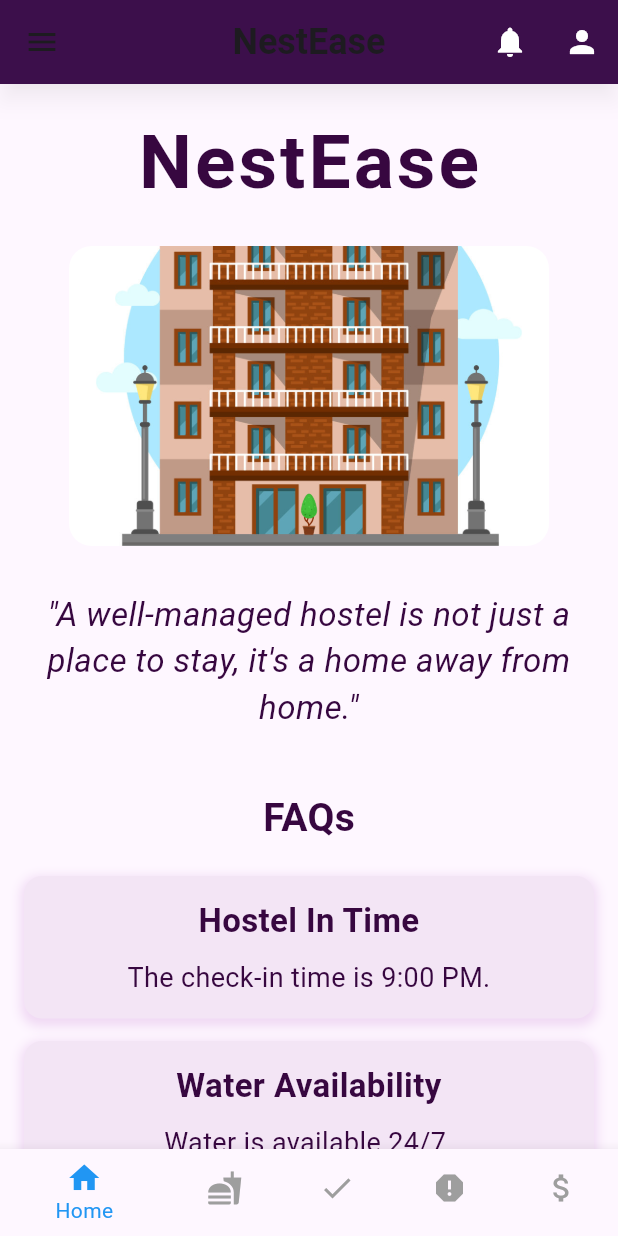
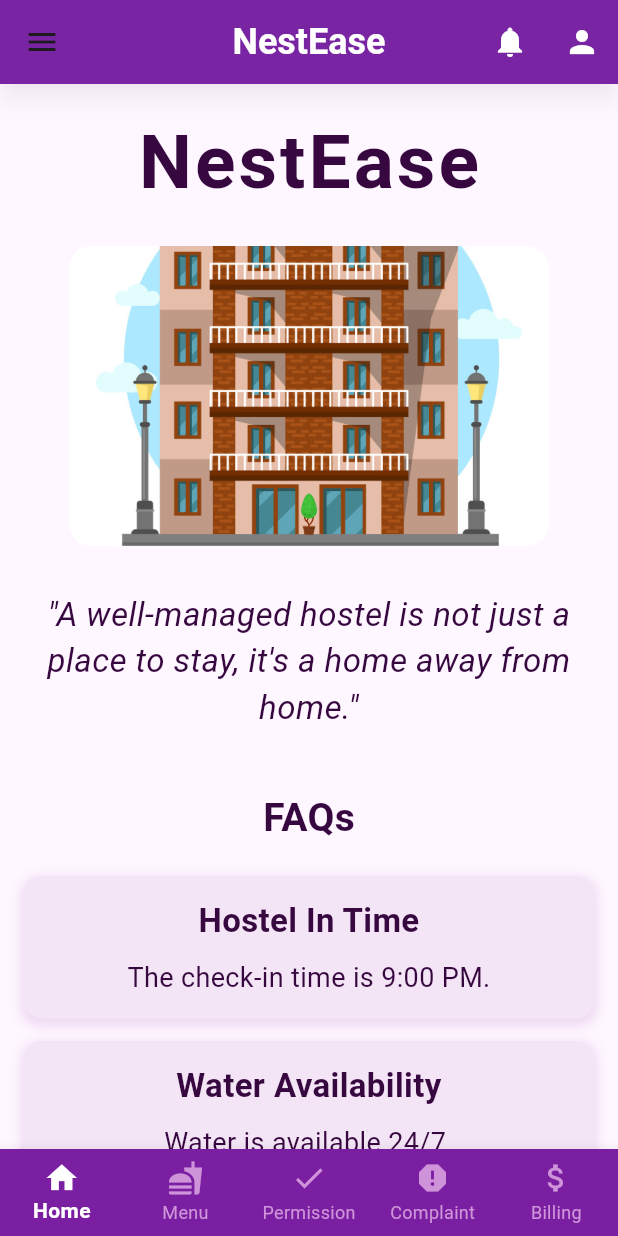
Before and after one commit to Samruddhikhot7/WCEHackathon2025_Hacktastics, a Flutter app: the BottomNavigation screen opened directly, in the side drawer, after a tap on the "notifications" icon, on a phone screen of 412 x 824 dp. Run offline on Flutter 3.47's test engine with Material 3 defaults, Android fonts, the phone set to English and light mode, and no system bars; our stand-ins replace cloud_firestore, firebase_auth, firebase_core, firebase_messaging, firebase_storage, image_picker and 1 more; accounts and stored records are empty; network calls fail.

Commit message:
final commit done

```diff
--- a/lib/admin_dashboard.dart
+++ b/lib/admin_dashboard.dart
@@ -7,7 +7,7 @@ class AdminDashboard extends StatelessWidget {
   Widget build(BuildContext context) {
     return Scaffold(
       appBar: AppBar(
-        title: Text("Admin Dashboard"),
+        title: Text("Admin Dashboard",style: TextStyle(color: Colors.white)),
         backgroundColor: Colors.purple.shade700,
         elevation: 0,
       ),
--- a/lib/billing_screen.dart
+++ b/lib/billing_screen.dart
@@ -12,29 +12,11 @@ class BillingScreen extends StatelessWidget {
   Widget build(BuildContext context) {
     return Scaffold(
       appBar: AppBar(
-        title: const Text('Billing'),
+        title: const Text('Billing',style: TextStyle(color: Colors.white),),
         centerTitle: true,
-        backgroundColor: Colors.purple,
+        backgroundColor: Colors.purple.shade700,
         elevation: 0,
         actions: [
-          IconButton(
-            icon: const Icon(Icons.notifications),
-            onPressed: () {
-              Navigator.push(
-                context,
-                MaterialPageRoute(builder: (context) => NotifictionForStudent()),
-              );
-            },
-          ),
-          IconButton(
-            icon: const Icon(Icons.person),
-            onPressed: () {
-              Navigator.push(
-                context,
-                MaterialPageRoute(builder: (context) => ProfileOfStudent()),
-              );
-            },
-          ),
         ],
       ),
       drawer: Drawer(
@@ -115,7 +97,7 @@ class BillingScreen extends StatelessWidget {
                   ElevatedButton(
                     onPressed: () {},
                     style: ElevatedButton.styleFrom(
-                      backgroundColor: Colors.purple,
+                      backgroundColor: Colors.purple.shade700,
                       shape: RoundedRectangleBorder(
                         borderRadius: BorderRadius.circular(10),
                       ),
--- a/lib/complaint_screen.dart
+++ b/lib/complaint_screen.dart
@@ -90,9 +90,9 @@ class _ComplaintScreenState extends State<ComplaintScreen> {
   Widget build(BuildContext context) {
     return Scaffold(
       appBar: AppBar(
-        title: Text('🏠 Hostel Complaint Form'),
+        title: Text('🏠 Hostel Complaint Form',style: TextStyle(color: Colors.white),),
         centerTitle: true,
-        backgroundColor: Colors.purple,
+        backgroundColor: Colors.purple.shade700,
       ),
       body: Padding(
         padding: const EdgeInsets.all(16.0),
@@ -149,7 +149,7 @@ class _ComplaintScreenState extends State<ComplaintScreen> {
 
                 ElevatedButton(
                   onPressed: submitComplaint,
-                  style: ElevatedButton.styleFrom(backgroundColor: Colors.purple, padding: EdgeInsets.symmetric(horizontal: 30, vertical: 12)),
+                  style: ElevatedButton.styleFrom(backgroundColor: Colors.purple.shade700, padding: EdgeInsets.symmetric(horizontal: 30, vertical: 12)),
                   child: Text("Submit Complaint", style: TextStyle(fontSize: 18, color: Colors.white)),
                 ),
               ],
--- a/lib/food_menu_screen.dart
+++ b/lib/food_menu_screen.dart
@@ -25,7 +25,7 @@ class _FoodMenuScreenState extends State<FoodMenuScreen> {
     ScaffoldMessenger.of(context).showSnackBar(
       SnackBar(
         content: Text("Meal selection submitted!"),
-        backgroundColor: Colors.purple,
+        backgroundColor: Colors.purple.shade700,
         behavior: SnackBarBehavior.floating,
       ),
     );
@@ -38,7 +38,7 @@ class _FoodMenuScreenState extends State<FoodMenuScreen> {
       appBar: AppBar(
         title: Text('Meal Selection', style: TextStyle(color: Colors.white, fontWeight: FontWeight.bold)),
         centerTitle: true,
-        backgroundColor: Colors.purple,
+        backgroundColor: Colors.purple.shade700,
         elevation: 4,
       ),
       body: Padding(
@@ -54,7 +54,7 @@ class _FoodMenuScreenState extends State<FoodMenuScreen> {
             ElevatedButton(
               onPressed: _submitMealSelection,
               style: ElevatedButton.styleFrom(
-                backgroundColor: Colors.purple,
+                backgroundColor: Colors.purple.shade700,
                 foregroundColor: Colors.white,
                 padding: EdgeInsets.symmetric(vertical: 12, horizontal: 30),
                 shape: RoundedRectangleBorder(borderRadius: BorderRadius.circular(20)),
--- a/lib/home_screen.dart
+++ b/lib/home_screen.dart
@@ -9,10 +9,10 @@ class HomeScreen extends StatelessWidget {
       appBar: AppBar(
         title: Text(
           'NestEase',
-          style: TextStyle(fontSize: 24, fontWeight: FontWeight.bold),
+          style: TextStyle(fontSize: 24, fontWeight: FontWeight.bold,color: Colors.white),
         ),
         centerTitle: true,
-        backgroundColor: Color(0xFF370740),
+        backgroundColor: Colors.purple.shade700,
         elevation: 6,
         shadowColor: Colors.black26,
         actions: [
--- a/lib/hostel_complaint.dart
+++ b/lib/hostel_complaint.dart
@@ -21,13 +21,13 @@ class HostelComplaint extends StatelessWidget {
   Widget build(BuildContext context) {
     return Scaffold(
       appBar: AppBar(
-        title: Text('Complaint'),
+        title: Text('Complaint',style: TextStyle(color: Colors.white),),
         centerTitle: true,
-        backgroundColor: Colors.purple,
+        backgroundColor: Colors.purple.shade700,
         elevation: 0,
         actions: [
           IconButton(
-            icon: Icon(Icons.notifications),
+            icon: Icon(Icons.notifications,color: Colors.white),
             onPressed: () {
               Navigator.push(
                 context,
--- a/lib/hostel_permission.dart
+++ b/lib/hostel_permission.dart
@@ -22,7 +22,7 @@ class HostelPermission extends StatelessWidget {
       appBar: AppBar(
         title: Text(
           'Permission Requests',
-          style: TextStyle(fontWeight: FontWeight.bold),
+          style: TextStyle(fontWeight: FontWeight.bold, color: Colors.white),
         ),
         centerTitle: true,
         backgroundColor: Colors.purple.shade700,
--- a/lib/mess_count.dart
+++ b/lib/mess_count.dart
@@ -45,7 +45,7 @@ class _MessCountScreenState extends State<MessCountScreen> {
       appBar: AppBar(
         title: Text('Mess Count', style: TextStyle(color: Colors.white, fontWeight: FontWeight.bold)),
         centerTitle: true,
-        backgroundColor: Colors.purple,
+        backgroundColor: Colors.purple.shade700,
         elevation: 4,
       ),
       body: isLoading
--- a/lib/mess_food.dart
+++ b/lib/mess_food.dart
@@ -92,9 +92,9 @@ class _MessFoodState extends State<MessFood> {
     return Scaffold(
       backgroundColor: Colors.purple.shade50,
       appBar: AppBar(
-        title: Text('Mess Food'),
+        title: Text('Mess Food',style: TextStyle(color: Colors.white)),
         centerTitle: true,
-        backgroundColor: Colors.purple,
+        backgroundColor: Colors.purple.shade700,
       ),
       body: Padding(
         padding: const EdgeInsets.all(16.0),
@@ -126,7 +126,7 @@ class _MessFoodState extends State<MessFood> {
                   onPressed: _submitMeal,
                   child: Text('Submit'),
                   style: ElevatedButton.styleFrom(
-                    backgroundColor: Colors.purple,
+                    backgroundColor: Colors.purple.shade700,
                     foregroundColor: Colors.white,
                     shape: RoundedRectangleBorder(borderRadius: BorderRadius.circular(12)),
                     padding: EdgeInsets.symmetric(horizontal: 40, vertical: 12),
--- a/lib/permission_screen.dart
+++ b/lib/permission_screen.dart
@@ -104,8 +104,8 @@ class _PermissionScreenState extends State<PermissionScreen> {
     return Scaffold(
       backgroundColor: Colors.white,
       appBar: AppBar(
-        title: Text("Request Permission"),
-        backgroundColor: Colors.purple,
+        title: Text("Request Permission",style: TextStyle(color: Colors.white),),
+        backgroundColor: Colors.purple.shade700,
         centerTitle: true,
       ),
       body: SingleChildScrollView(
@@ -125,9 +125,9 @@ class _PermissionScreenState extends State<PermissionScreen> {
             SizedBox(height: 20),
             ElevatedButton(
               onPressed: _submitPermissionRequest,
-              child: Text("Submit Request", style: TextStyle(fontSize: 16)),
+              child: Text("Submit Request", style: TextStyle(fontSize: 16,color: Colors.white)),
               style: ElevatedButton.styleFrom(
-                backgroundColor: Colors.purple,
+                backgroundColor: Colors.purple.shade700,
                 padding: EdgeInsets.symmetric(vertical: 12, horizontal: 24),
                 shape: RoundedRectangleBorder(
                   borderRadius: BorderRadius.circular(10),
--- a/lib/student_dashboard.dart
+++ b/lib/student_dashboard.dart
@@ -41,9 +41,12 @@ class _BottomNavigationState extends State<BottomNavigation> {
           BottomNavigationBarItem(icon: Icon(Icons.attach_money), label: 'Billing'),
         ],
         currentIndex: _selectedIndex,
-        selectedItemColor: Colors.blue,
-        unselectedItemColor: Colors.grey,
+        selectedItemColor: Colors.white, // White color for selected icon & text
+        unselectedItemColor: Colors.purple.shade200, // Light purple for unselected items
+        backgroundColor: Colors.purple.shade700, // Dark purple background
         onTap: _onItemTapped,
+        selectedLabelStyle: TextStyle(fontWeight: FontWeight.bold), // Bold selected text
+        type: BottomNavigationBarType.fixed, // Ensures all labels are visible
       ),
     );
   }
```
Also changed, not shown: lib/hostel_tab.dart (+7 -4 lines), lib/mess_tab.dart (+7 -5 lines).
